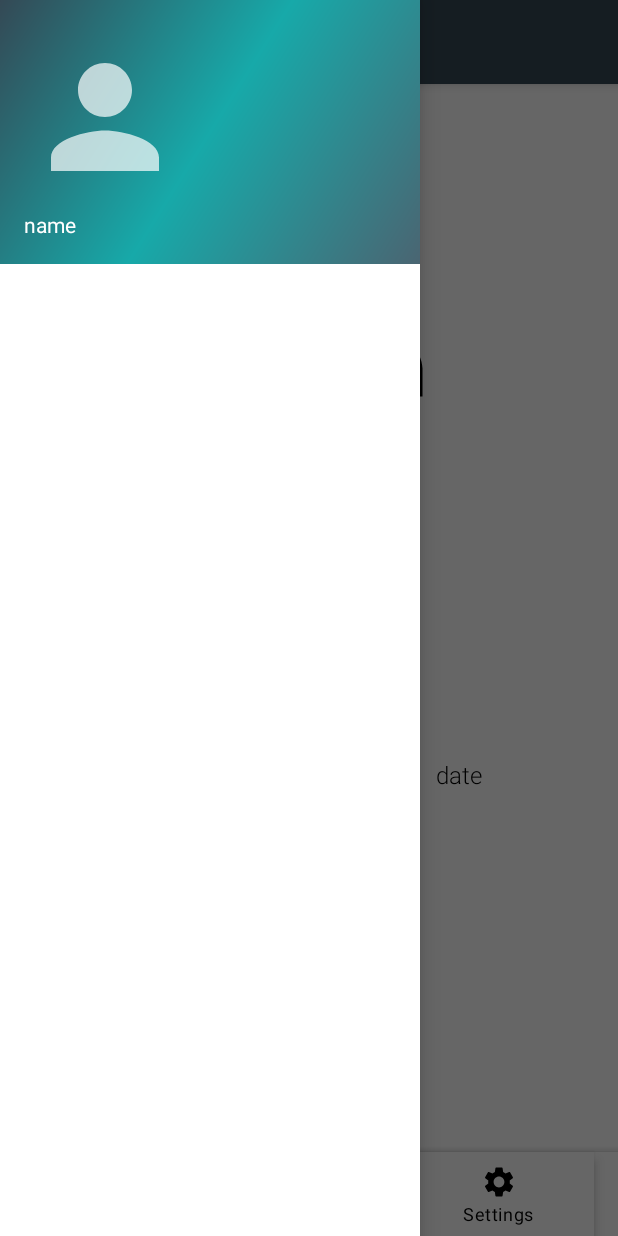
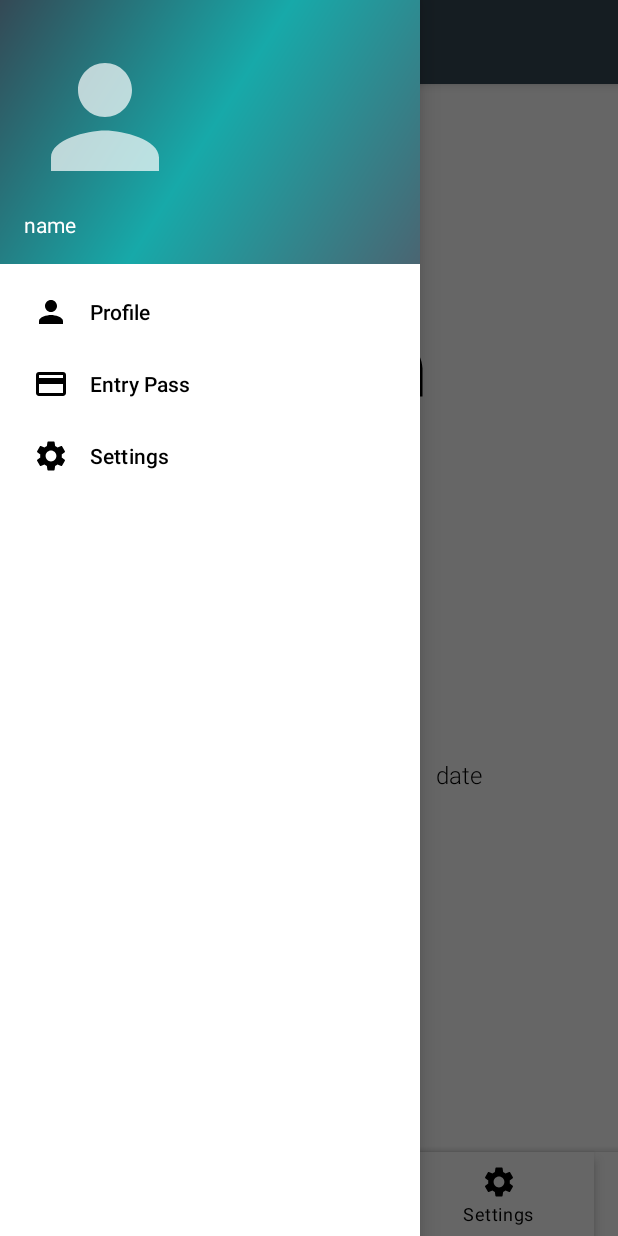
Before and after one commit to ThePyProgrammer/GreenPass, an Android app: the screen it shows after launch (MainActivity), with the side drawer open, on a phone screen of 412 x 824 dp. Run offline under Robolectric (Android 15) with nearby library versions, the phone set to English and light mode, and no system bars; our stand-ins replace navigation-ui; libraries missing offline, so code that uses them is left out: com.squareup.seismic; 18 statements that could not run were skipped.

Commit message:
Update activity_main.xml

```diff
--- a/app/src/main/res/layout/activity_main.xml
+++ b/app/src/main/res/layout/activity_main.xml
@@ -86,5 +86,5 @@
         android:layout_gravity="start"
         android:fitsSystemWindows="true"
         app:headerLayout="@layout/nav_header_main"
-        app:menu="@menu/activity_main_drawer" />
+        app:menu="@menu/drawer_menu" />
 </androidx.drawerlayout.widget.DrawerLayout>
```
